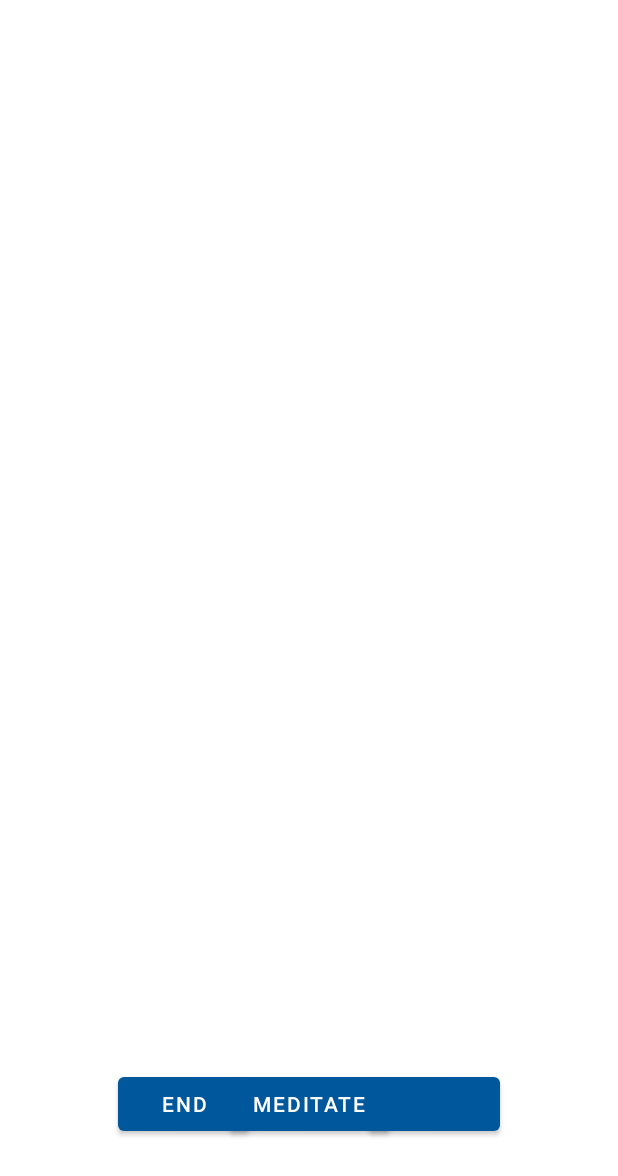
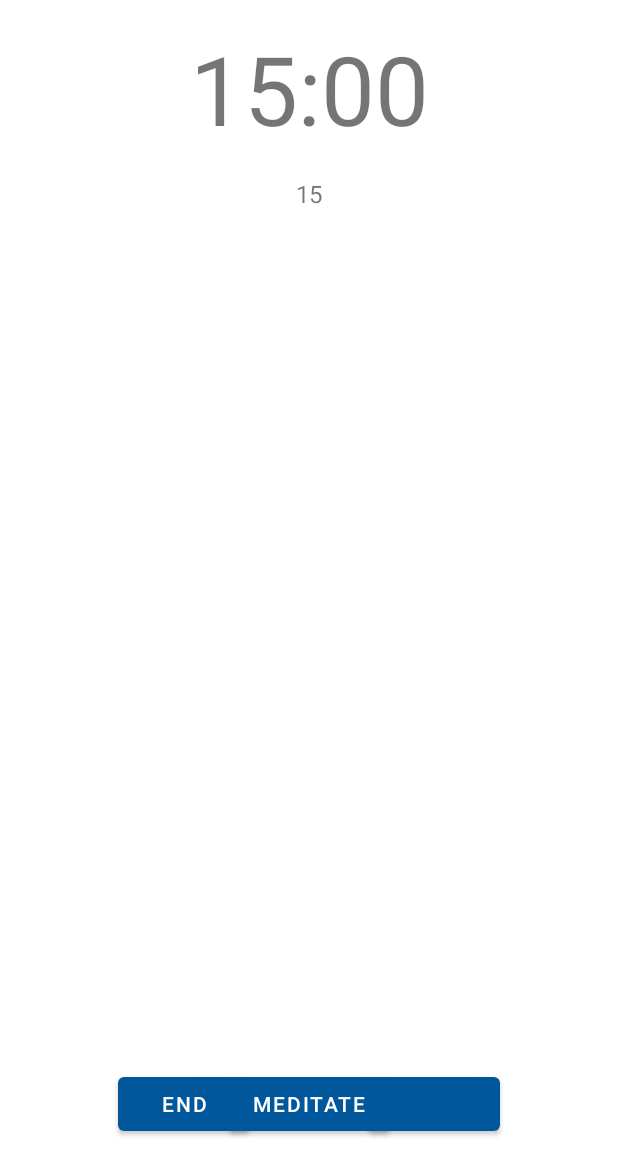
Before and after one commit to j-m-hoffmann/Meditate, an Android app: the layout timer_fragment.xml on its own in the app's theme, with its tools: preview values and no code run, on a phone screen of 412 x 824 dp. Shown: the top 1176 px of the screen. Run offline under Robolectric (Android 15) with nearby library versions, the phone set to English and light mode, and no system bars.

Commit message:
chore: add tools:text for preview

```diff
--- a/app/src/main/res/layout/timer_fragment.xml
+++ b/app/src/main/res/layout/timer_fragment.xml
@@ -26,7 +26,8 @@
             app:formatTime="@{viewModel.timeRemaining}"
             app:layout_constraintEnd_toEndOf="parent"
             app:layout_constraintStart_toStartOf="parent"
-            app:layout_constraintTop_toTopOf="parent" />
+            app:layout_constraintTop_toTopOf="parent"
+            tools:text="15:00" />
 
         <TextView
             android:id="@+id/delay_time_remaining"
@@ -38,7 +39,8 @@
             app:formatTime="@{viewModel.delayTimeRemaining}"
             app:layout_constraintEnd_toEndOf="parent"
             app:layout_constraintStart_toStartOf="parent"
-            app:layout_constraintTop_toBottomOf="@id/time_remaining" />
+            app:layout_constraintTop_toBottomOf="@id/time_remaining"
+            tools:text="15" />
 
         <Button
             android:id="@+id/start_session"
```
